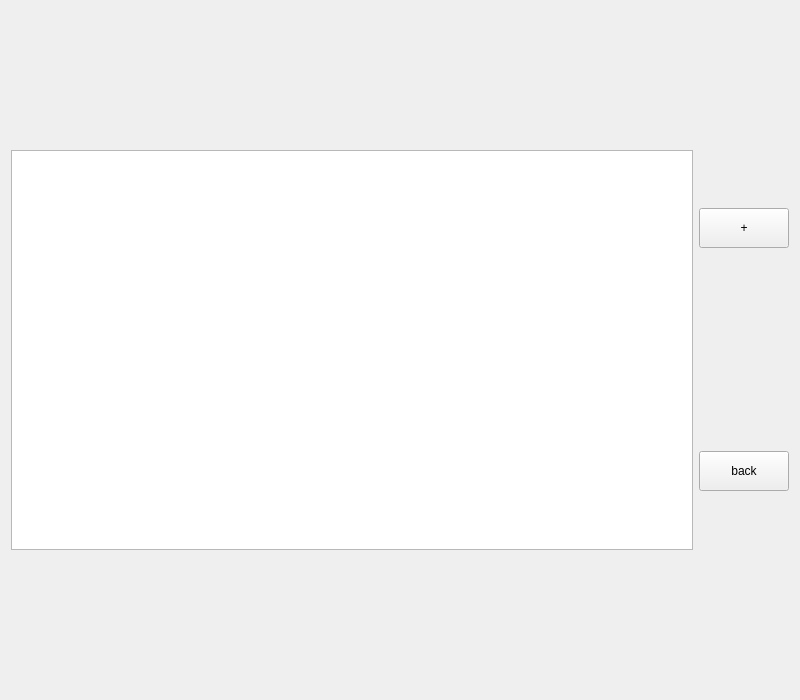
Before: the Qt Designer form client/mainwindow.ui in lostmap/CardGame, drawn with Qt 5.
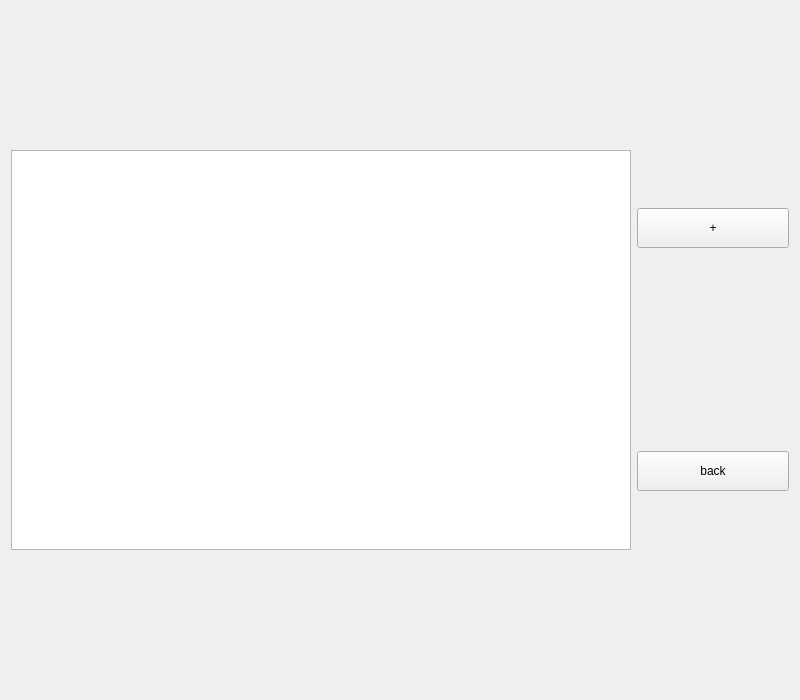
After: the same form once the commit is applied.

The edit to the form file:
```diff
--- a/client/mainwindow.ui
+++ b/client/mainwindow.ui
@@ -19,7 +19,7 @@
      <widget class="QGraphicsView" name="graphicsView">
       <property name="maximumSize">
        <size>
-        <width>16777215</width>
+        <width>620</width>
         <height>400</height>
        </size>
       </property>
```
